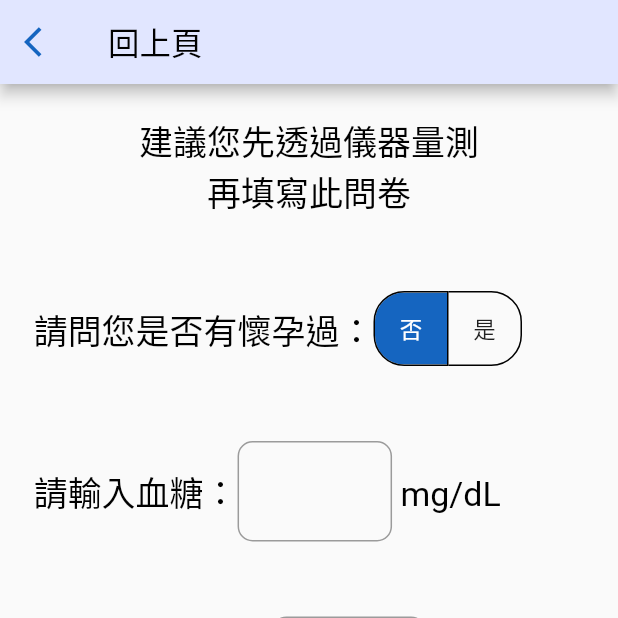
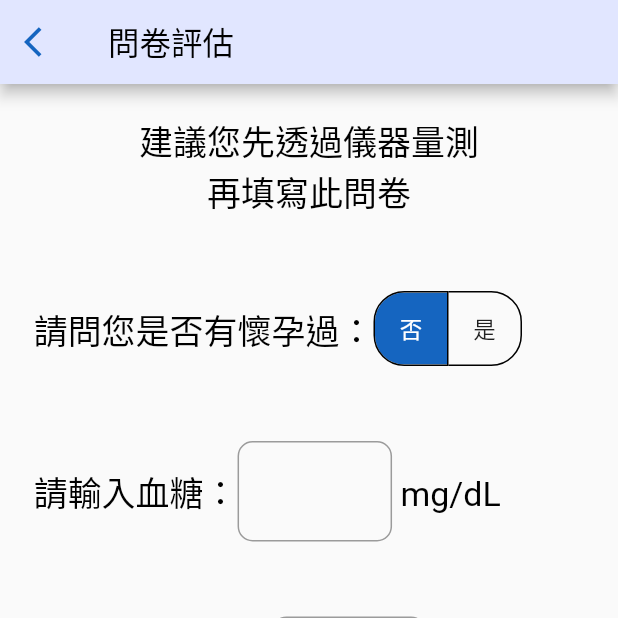
Before and after one commit to JamesLiu26/risk, a Flutter app: the Question screen opened directly, on a phone screen of 412 x 824 dp, the top half of it. Run offline on Flutter 3.47's test engine with Material 2 defaults, Android fonts, the phone set to English and light mode, and no system bars; our stand-ins replace charts_flutter, percent_indicator; missing offline and left inert: flutter_inappwebview, tflite_flutter.

Commit message:
21/10/07 問卷&pubspec

```diff
--- a/lib/BottomNavigationBar/Home/questionnaire.dart
+++ b/lib/BottomNavigationBar/Home/questionnaire.dart
@@ -137,7 +137,7 @@ class _QuestionState extends State<Question> {
     double screenWidth = MediaQuery.of(context).size.width;
     return Scaffold(
         appBar: appBar(
-            "回上頁",
+            "問卷評估",
             IconButton(
               onPressed: () {
                 Navigator.pop(context);
--- a/pubspec.yaml
+++ b/pubspec.yaml
@@ -36,6 +36,7 @@ dependencies:
   intl: ^0.17.0
   percent_indicator: ^3.0.1
   flutter_inappwebview: ^5.3.2
+  charts_flutter: ^0.11.0
 
 
 dev_dependencies:
```
Also changed, not shown: pubspec.lock.
